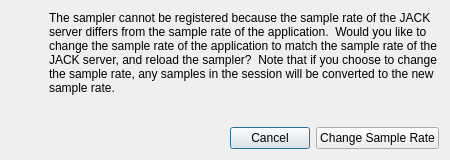
surfacepatterns/synthclone, file src/plugins/jack/sampleratechangeview.ui: the form before one commit.
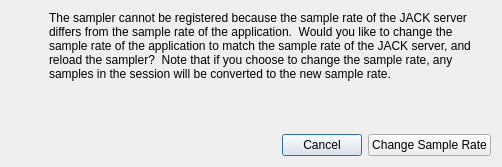
The form after the commit. Icons and pictures are not drawn.

```diff
--- a/src/plugins/jack/sampleratechangeview.ui
+++ b/src/plugins/jack/sampleratechangeview.ui
@@ -6,8 +6,8 @@
    <rect>
     <x>0</x>
     <y>0</y>
-    <width>450</width>
-    <height>160</height>
+    <width>502</width>
+    <height>167</height>
    </rect>
   </property>
   <property name="windowTitle">
```
